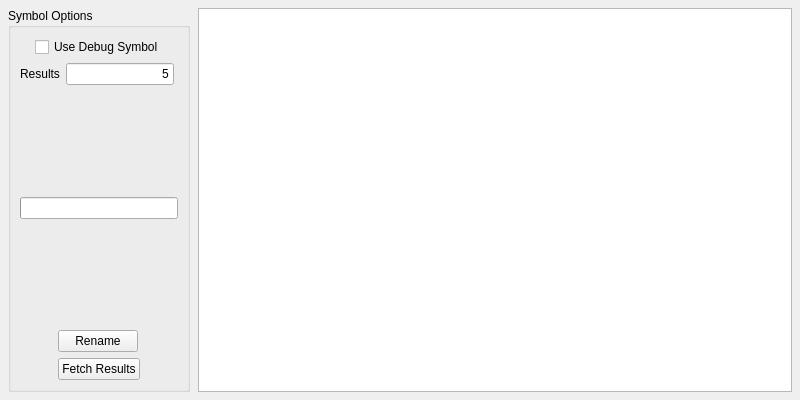
Old version of the form revengai/ui/function_simularity_panel.ui in the repository RevEngAI/reai-ida.
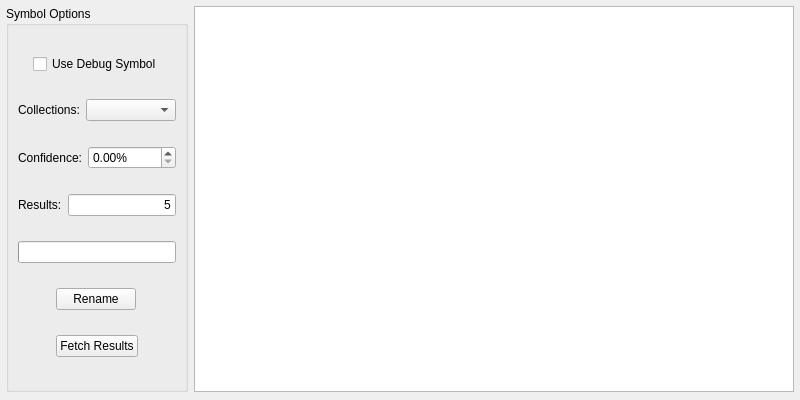
New version of the form.

Commit message: Add options for function renaming

Patch:
```diff
--- a/revengai/ui/function_simularity_panel.ui
+++ b/revengai/ui/function_simularity_panel.ui
@@ -24,19 +24,19 @@
     <enum>QLayout::SetDefaultConstraint</enum>
    </property>
    <property name="leftMargin">
-    <number>8</number>
+    <number>6</number>
    </property>
    <property name="topMargin">
-    <number>8</number>
+    <number>6</number>
    </property>
    <property name="rightMargin">
-    <number>8</number>
+    <number>6</number>
    </property>
    <property name="bottomMargin">
     <number>8</number>
    </property>
    <property name="horizontalSpacing">
-    <number>8</number>
+    <number>6</number>
    </property>
    <property name="verticalSpacing">
     <number>-1</number>
@@ -88,24 +88,55 @@
        </layout>
       </item>
       <item>
-       <layout class="QHBoxLayout" name="horizontalLayout_3">
+       <layout class="QHBoxLayout" name="horizontalLayout_4" stretch="0,1">
         <item>
-         <spacer name="spacer_3">
-          <property name="orientation">
-           <enum>Qt::Horizontal</enum>
+         <widget class="QLabel" name="label">
+          <property name="font">
+           <font>
+            <underline>false</underline>
+           </font>
           </property>
-          <property name="sizeHint" stdset="0">
-           <size>
-            <width>0</width>
-            <height>0</height>
-           </size>
+          <property name="text">
+           <string>Collections:</string>
           </property>
-         </spacer>
+         </widget>
         </item>
+        <item>
+         <widget class="QComboBox" name="comboBox"/>
+        </item>
+       </layout>
+      </item>
+      <item>
+       <layout class="QHBoxLayout" name="horizontalLayout_5" stretch="0,1">
+        <item>
+         <widget class="QLabel" name="label_3">
+          <property name="text">
+           <string>Confidence:</string>
+          </property>
+         </widget>
+        </item>
+        <item>
+         <widget class="QDoubleSpinBox" name="doubleSpinBox">
+          <property name="suffix">
+           <string>%</string>
+          </property>
+         </widget>
+        </item>
+       </layout>
+      </item>
+      <item>
+       <layout class="QHBoxLayout" name="horizontalLayout_3" stretch="0,1">
         <item>
          <widget class="QLabel" name="label_2">
+          <property name="font">
+           <font>
+            <weight>50</weight>
+            <bold>false</bold>
+            <underline>false</underline>
+           </font>
+          </property>
           <property name="text">
-           <string>Results</string>
+           <string>Results:</string>
           </property>
          </widget>
         </item>
@@ -117,36 +148,13 @@
           <property name="alignment">
            <set>Qt::AlignRight|Qt::AlignTrailing|Qt::AlignVCenter</set>
           </property>
+          <property name="clearButtonEnabled">
+           <bool>false</bool>
+          </property>
          </widget>
         </item>
-        <item>
-         <spacer name="spacer_4">
-          <property name="orientation">
-           <enum>Qt::Horizontal</enum>
-          </property>
-          <property name="sizeHint" stdset="0">
-           <size>
-            <width>4</width>
-            <height>0</height>
-           </size>
-          </property>
-         </spacer>
-        </item>
        </layout>
       </item>
-      <item>
-       <spacer name="spacer_5">
-        <property name="orientation">
-         <enum>Qt::Vertical</enum>
-        </property>
-        <property name="sizeHint" stdset="0">
-         <size>
-          <width>0</width>
-          <height>0</height>
-         </size>
-        </property>
-       </spacer>
-      </item>
       <item>
        <widget class="QProgressBar" name="progressBar">
         <property name="value">
@@ -160,19 +168,6 @@
         </property>
        </widget>
       </item>
-      <item>
-       <spacer name="spacer_6">
-        <property name="orientation">
-         <enum>Qt::Vertical</enum>
-        </property>
-        <property name="sizeHint" stdset="0">
-         <size>
-          <width>0</width>
-          <height>0</height>
-         </size>
-        </property>
-       </spacer>
-      </item>
       <item>
        <layout class="QHBoxLayout" name="horizontalLayout">
         <item>
```
Left out of the diff: 2 changed lines with no effect on the pictures. The commit also changes 5 other files.
